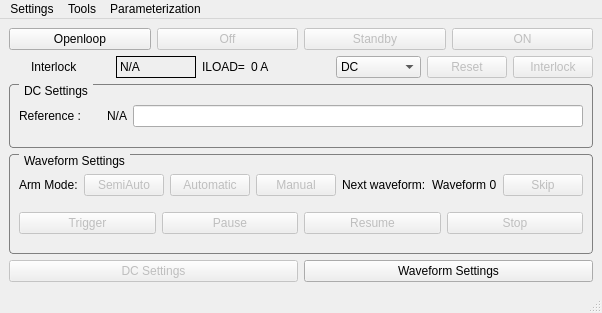
The window that src/view/main_window.ui (skjafar/pcviewer) describes before a commit, drawn with Qt 5.
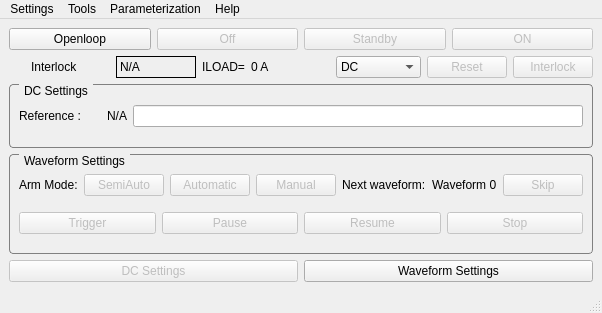
The same window after the commit. Icons and pictures are not drawn.

```diff
--- a/src/view/main_window.ui
+++ b/src/view/main_window.ui
@@ -615,9 +615,27 @@
     <addaction name="actionRestartFirmware"/>
     <addaction name="menuUpdateFirmware"/>
    </widget>
+   <widget class="QMenu" name="menuHelp">
+    <property name="enabled">
+     <bool>true</bool>
+    </property>
+    <property name="geometry">
+     <rect>
+      <x>546</x>
+      <y>100</y>
+      <width>135</width>
+      <height>72</height>
+     </rect>
+    </property>
+    <property name="title">
+     <string>Help</string>
+    </property>
+    <addaction name="actionAbout"/>
+   </widget>
    <addaction name="menuSettings"/>
    <addaction name="menuTools"/>
    <addaction name="menuParameterization"/>
+   <addaction name="menuHelp"/>
   </widget>
   <widget class="QStatusBar" name="stbMain"/>
   <action name="actionSettingsEnableWrites">
```
Left out of the diff: 5 changed lines with no effect on the pictures.
